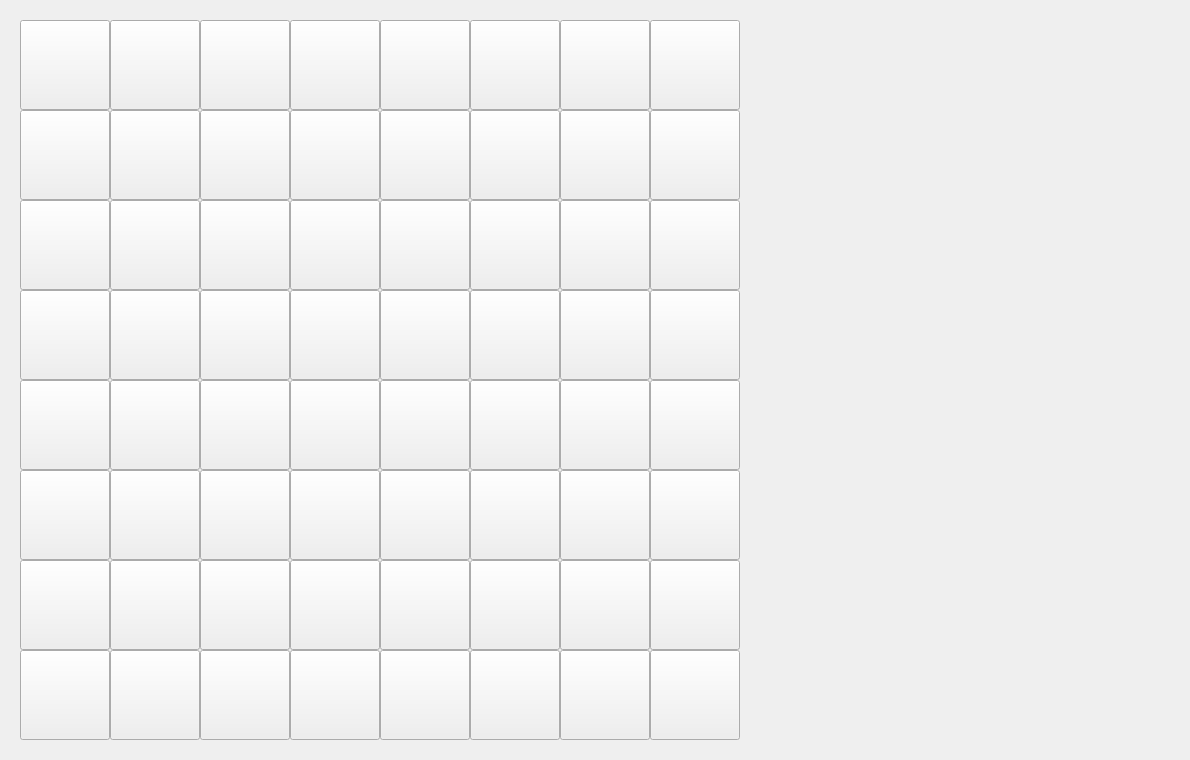
Qt form Chess (C++)/Chess/chess.ui (leeyanleryan/Board-Games) before a commit.
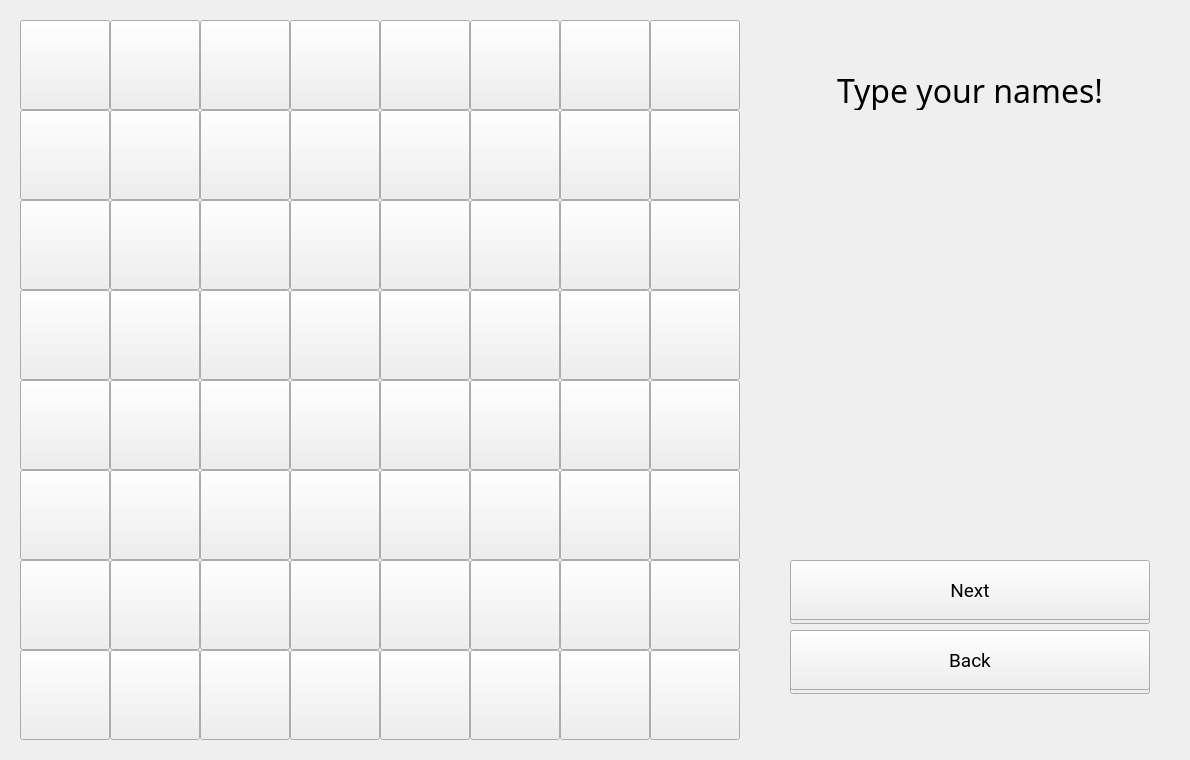
The same form after that commit. The open tabs and pages were chosen to show the change.

Commit message: selecting who goes first, play friend option

Patch:
```diff
--- a/Chess (C++)/Chess/chess.ui
+++ b/Chess (C++)/Chess/chess.ui
@@ -476,7 +476,111 @@
      <zorder>buttonComputerImpossibleShadow</zorder>
      <zorder>buttonComputerImpossible</zorder>
     </widget>
-    <widget class="QWidget" name="friendMenu"/>
+    <widget class="QWidget" name="friendMenu">
+     <widget class="QPushButton" name="buttonFriendBack">
+      <property name="geometry">
+       <rect>
+        <x>20</x>
+        <y>610</y>
+        <width>360</width>
+        <height>60</height>
+       </rect>
+      </property>
+      <property name="font">
+       <font>
+        <family>Roboto</family>
+        <pointsize>14</pointsize>
+       </font>
+      </property>
+      <property name="text">
+       <string>Back</string>
+      </property>
+     </widget>
+     <widget class="QPushButton" name="buttonFriendNextShadow">
+      <property name="geometry">
+       <rect>
+        <x>20</x>
+        <y>544</y>
+        <width>360</width>
+        <height>60</height>
+       </rect>
+      </property>
+      <property name="font">
+       <font>
+        <family>Roboto</family>
+        <pointsize>14</pointsize>
+       </font>
+      </property>
+      <property name="text">
+       <string/>
+      </property>
+     </widget>
+     <widget class="QPushButton" name="buttonFriendNext">
+      <property name="geometry">
+       <rect>
+        <x>20</x>
+        <y>540</y>
+        <width>360</width>
+        <height>60</height>
+       </rect>
+      </property>
+      <property name="font">
+       <font>
+        <family>Roboto</family>
+        <pointsize>14</pointsize>
+       </font>
+      </property>
+      <property name="text">
+       <string>Next</string>
+      </property>
+     </widget>
+     <widget class="QPushButton" name="buttonFriendBackShadow">
+      <property name="geometry">
+       <rect>
+        <x>20</x>
+        <y>614</y>
+        <width>360</width>
+        <height>60</height>
+       </rect>
+      </property>
+      <property name="font">
+       <font>
+        <family>Roboto</family>
+        <pointsize>14</pointsize>
+       </font>
+      </property>
+      <property name="text">
+       <string/>
+      </property>
+     </widget>
+     <widget class="QLabel" name="txtFriend">
+      <property name="geometry">
+       <rect>
+        <x>20</x>
+        <y>50</y>
+        <width>360</width>
+        <height>40</height>
+       </rect>
+      </property>
+      <property name="font">
+       <font>
+        <family>LEMON MILK</family>
+        <pointsize>24</pointsize>
+       </font>
+      </property>
+      <property name="text">
+       <string>Type your names!</string>
+      </property>
+      <property name="alignment">
+       <set>Qt::AlignmentFlag::AlignCenter</set>
+      </property>
+     </widget>
+     <zorder>buttonFriendNextShadow</zorder>
+     <zorder>buttonFriendNext</zorder>
+     <zorder>buttonFriendBackShadow</zorder>
+     <zorder>buttonFriendBack</zorder>
+     <zorder>txtFriend</zorder>
+    </widget>
     <widget class="QWidget" name="settingsMenu"/>
     <widget class="QWidget" name="goesFirstMenu">
      <widget class="QLabel" name="txtGoesFirst">
```
Left out of the diff: 2 changed lines with no effect on the pictures. The commit also changes 6 other files.
